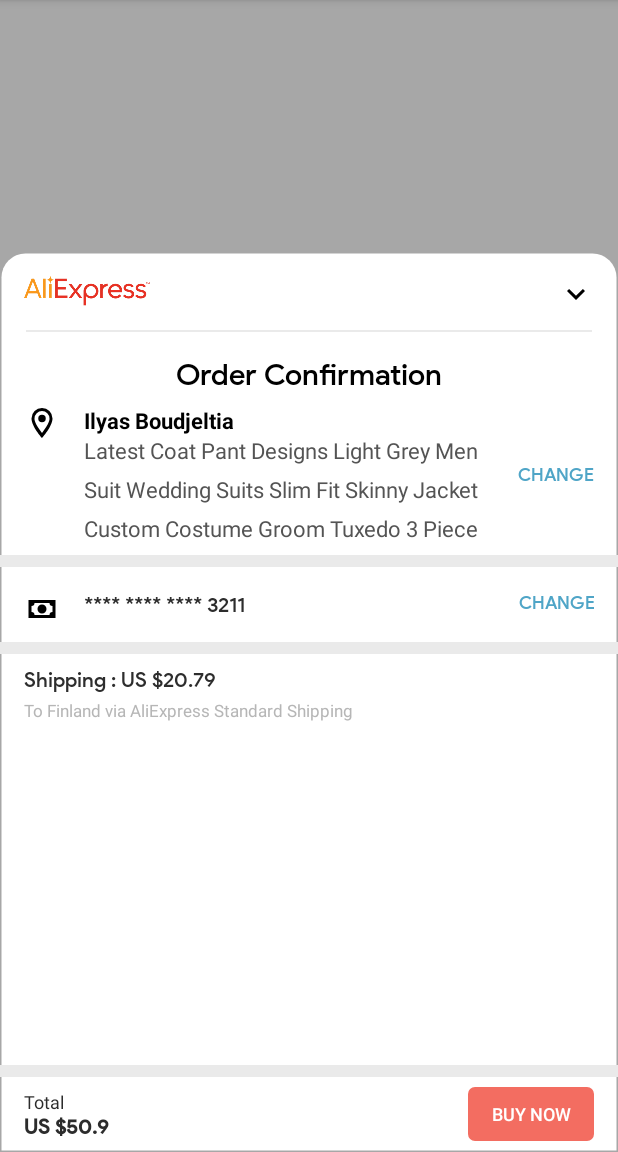
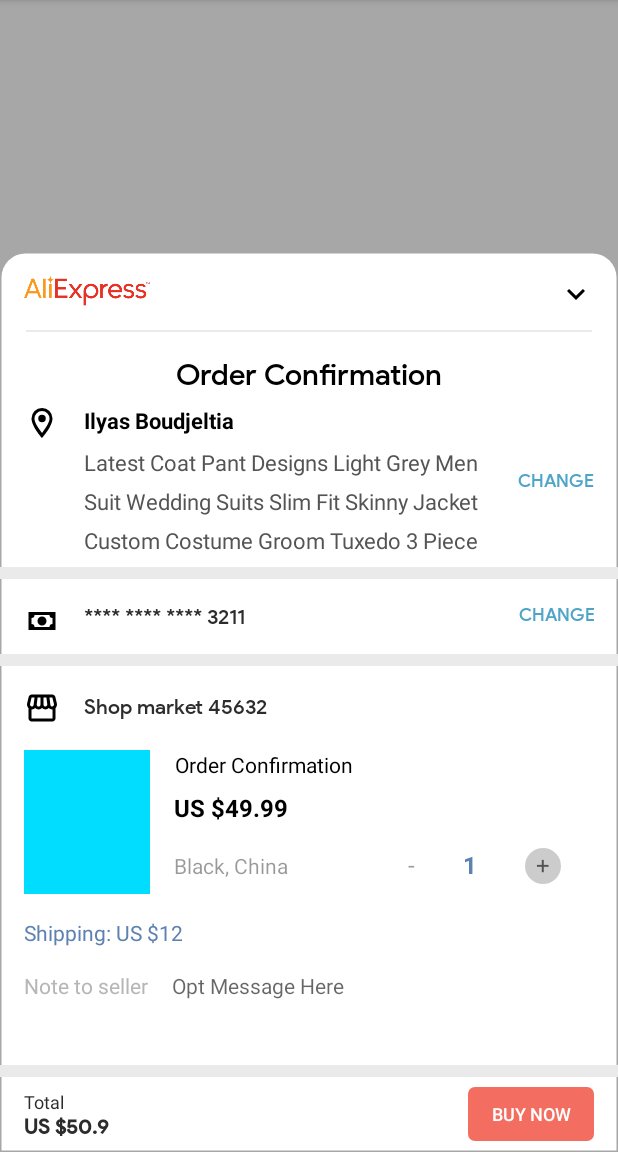
Before and after one commit to abdallaho98/vkpress, an Android app: the fragment PaymentFragment shown on its own in the app's theme, on a phone screen of 412 x 824 dp, the part 84-1236 px from its top. Run offline under Robolectric (Android 15) with nearby library versions, the phone set to English and light mode, and no system bars.

Commit message:
working view

```diff
--- /dev/null
+++ b/app/src/main/res/drawable/ic_storefront.xml
@@ -0,0 +1,9 @@
+<vector xmlns:android="http://schemas.android.com/apk/res/android"
+    android:width="24dp"
+    android:height="24dp"
+    android:viewportWidth="24"
+    android:viewportHeight="24">
+  <path
+      android:fillColor="#FF000000"
+      android:pathData="M5.06,3C4.63,3 4.22,3.14 3.84,3.42S3.24,4.06 3.14,4.5L2.11,8.91C1.86,10 2.06,10.95 2.72,11.77L3,12.05V19C3,19.5 3.2,20 3.61,20.39S4.5,21 5,21H19C19.5,21 20,20.8 20.39,20.39S21,19.5 21,19V12.05L21.28,11.77C21.94,10.95 22.14,10 21.89,8.91L20.86,4.5C20.73,4.06 20.5,3.7 20.13,3.42C19.77,3.14 19.38,3 18.94,3H5.06M18.89,4.97L19.97,9.38C20.06,9.81 19.97,10.2 19.69,10.55C19.44,10.86 19.13,11 18.75,11C18.44,11 18.17,10.9 17.95,10.66C17.73,10.43 17.61,10.16 17.58,9.84L16.97,5L18.89,4.97M5.06,5H7.03L6.42,9.84C6.3,10.63 5.91,11 5.25,11C4.84,11 4.53,10.86 4.31,10.55C4.03,10.2 3.94,9.81 4.03,9.38L5.06,5M9.05,5H11V9.7C11,10.05 10.89,10.35 10.64,10.62C10.39,10.88 10.08,11 9.7,11C9.36,11 9.07,10.88 8.84,10.59S8.5,10 8.5,9.66V9.5L9.05,5M13,5H14.95L15.5,9.5C15.58,9.92 15.5,10.27 15.21,10.57C14.95,10.87 14.61,11 14.2,11C13.89,11 13.61,10.88 13.36,10.62C13.11,10.35 13,10.05 13,9.7V5M7.45,12.05C8.08,12.67 8.86,13 9.8,13C10.64,13 11.38,12.67 12,12.05C12.69,12.67 13.45,13 14.3,13C15.17,13 15.92,12.67 16.55,12.05C17.11,12.67 17.86,13 18.8,13H19.03V19H5V13H5.25C6.16,13 6.89,12.67 7.45,12.05Z"/>
+</vector>
--- a/app/src/main/res/layout/fragment_payment.xml
+++ b/app/src/main/res/layout/fragment_payment.xml
@@ -105,15 +105,16 @@
             android:layout_width="wrap_content"
             android:layout_height="wrap_content"
             app:layout_constraintTop_toTopOf="@id/full_name"
-            app:layout_constraintBottom_toBottomOf="@id/desc"
+            app:layout_constraintBottom_toBottomOf="@id/address"
             />
 
         <TextView
+            android:layout_marginTop="8dp"
             app:layout_constraintStart_toStartOf="@id/full_name"
             android:background="@android:color/white"
             android:elevation="0dp"
             android:lines="3"
-            android:id="@+id/desc"
+            android:id="@+id/address"
             android:maxWidth="300dp"
             android:maxLines="3"
             android:paddingHorizontal="16dp"
@@ -129,7 +130,7 @@
         <ImageView
             android:layout_marginTop="8dp"
             android:id="@+id/separator"
-            app:layout_constraintTop_toBottomOf="@id/desc"
+            app:layout_constraintTop_toBottomOf="@id/address"
             android:src="#eaeaea"
             android:layout_width="match_parent"
             android:layout_height="8dp"/>
@@ -182,32 +183,156 @@
             android:layout_marginTop="16dp"
             android:layout_height="8dp"/>
 
+        <ImageView
+            android:id="@+id/market"
+            android:layout_width="24dp"
+            android:layout_marginStart="16dp"
+            app:layout_constraintStart_toStartOf="parent"
+            android:layout_marginTop="16dp"
+            android:layout_height="24dp"
+            app:layout_constraintTop_toBottomOf="@id/separator2"
+            android:src="@drawable/ic_storefront"/>
+
         <TextView
             android:id="@+id/expedition_slogan"
             android:fontFamily="@font/productsansmedium"
             android:layout_marginStart="16dp"
-            app:layout_constraintStart_toStartOf="parent"
-            android:layout_marginTop="8dp"
+            app:layout_constraintStart_toEndOf="@id/market"
+            android:layout_marginTop="18dp"
             app:layout_constraintTop_toBottomOf="@id/separator2"
             android:layout_width="wrap_content"
             android:layout_height="wrap_content"
             android:textSize="14sp"
             android:textColor="#2d2d2d"
-            android:text="Shipping : US $20.79"
+            android:text="Shop market 45632"
             />
 
         <TextView
-            android:id="@+id/reduction_small"
-            android:layout_marginTop="4dp"
+            android:id="@+id/shipping"
+            android:layout_marginTop="16dp"
             app:layout_constraintStart_toStartOf="parent"
             android:layout_marginStart="16dp"
-            app:layout_constraintTop_toBottomOf="@id/expedition_slogan"
+            app:layout_constraintTop_toBottomOf="@id/image"
             android:layout_width="wrap_content"
             android:layout_height="wrap_content"
-            android:textSize="11.2sp"
+            android:textSize="14sp"
+            android:textColor="@color/colorPrimary"
+            android:text="Shipping: US $12"
+            />
+        <TextView
+            android:maxLines="1"
+            android:lines="1"
+            android:maxWidth="95dp"
+            android:id="@+id/reduction_small"
+            android:layout_marginTop="16dp"
+            app:layout_constraintStart_toStartOf="parent"
+            android:layout_marginStart="16dp"
+            app:layout_constraintTop_toBottomOf="@id/shipping"
+            android:layout_width="wrap_content"
+            android:layout_height="wrap_content"
+            android:textSize="14sp"
             android:textColor="#b6b6b6"
-            android:text="To Finland via AliExpress Standard Shipping"
+            android:text="Note to seller"
             />
+
+        <EditText
+            android:layout_marginEnd="16dp"
+            app:layout_constraintEnd_toEndOf="parent"
+            android:layout_marginStart="16dp"
+            android:textSize="14sp"
+            app:layout_constraintTop_toTopOf="@id/reduction_small"
+            android:background="@android:color/transparent"
+            app:layout_constraintStart_toEndOf="@id/reduction_small"
+            android:hint="Opt Message Here"
+            android:maxLines="3"
+            android:layout_width="0dp"
+            android:layout_height="wrap_content"/>
+
+        <LinearLayout
+            android:layout_marginStart="16dp"
+            app:layout_constraintStart_toEndOf="@id/image"
+            app:layout_constraintTop_toTopOf="@id/image"
+            android:id="@+id/lineair"
+            android:layout_marginEnd="16dp"
+            app:layout_constraintEnd_toEndOf="parent"
+            android:orientation="vertical"
+            android:layout_width="0dp"
+            android:layout_height="wrap_content">
+            <TextView
+                android:id="@+id/desc"
+                android:layout_width="wrap_content"
+                android:layout_height="wrap_content"
+                android:textSize="14sp"
+                android:textColor="#000000"
+                android:gravity="center_horizontal"
+                android:text="Order Confirmation"
+                />
+            <TextView
+                android:id="@+id/price"
+                android:layout_marginTop="8dp"
+                android:textStyle="bold"
+                android:layout_width="wrap_content"
+                android:layout_height="wrap_content"
+                android:textSize="16sp"
+                android:textColor="#000000"
+                android:gravity="center_horizontal"
+                android:text="US $49.99"
+                />
+            <LinearLayout
+                android:layout_marginTop="16dp"
+                android:layout_width="match_parent"
+                android:layout_height="wrap_content"
+                android:orientation="horizontal">
+                <TextView
+                    android:layout_width="wrap_content"
+                    android:layout_height="wrap_content"
+                    android:textSize="14sp"
+                    android:textColor="#66000000"
+                    android:gravity="center_horizontal"
+                    android:text="Black, China"
+                    />
+
+                <TextView
+                    android:layout_marginStart="80dp"
+                    android:layout_width="wrap_content"
+                    android:layout_height="wrap_content"
+                    android:textSize="16sp"
+                    android:textColor="#66000000"
+                    android:gravity="center_horizontal"
+                    android:text="-"
+                    />
+                <TextView
+                    android:textStyle="bold"
+                    android:layout_marginStart="32dp"
+                    android:layout_width="wrap_content"
+                    android:layout_height="wrap_content"
+                    android:textSize="16sp"
+                    android:textColor="@color/colorPrimary"
+                    android:gravity="center_horizontal"
+                    android:text="1"
+                    />
+
+                <TextView
+                    android:backgroundTint="#33000000"
+                    android:background="@drawable/circle"
+                    android:layout_marginStart="32dp"
+                    android:layout_width="24dp"
+                    android:layout_height="24dp"
+                    android:textSize="16sp"
+                    android:textColor="#99000000"
+                    android:gravity="center_horizontal"
+                    android:text="+"
+                    />
+            </LinearLayout>
+        </LinearLayout>
+        <ImageView
+            android:id="@+id/image"
+            app:layout_constraintStart_toStartOf="parent"
+            android:src="@android:color/holo_blue_bright"
+            android:layout_margin="16dp"
+            app:layout_constraintTop_toBottomOf="@id/market"
+            android:layout_width="84dp"
+            android:layout_height="96dp"/>
 
         <ImageView
             app:layout_constraintBottom_toTopOf="@id/bottom"
```
